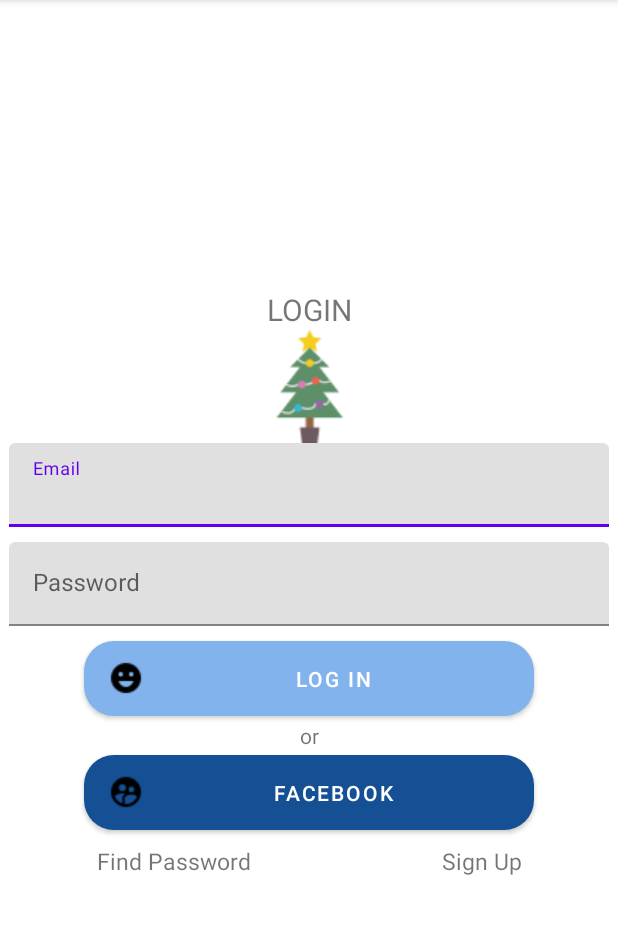
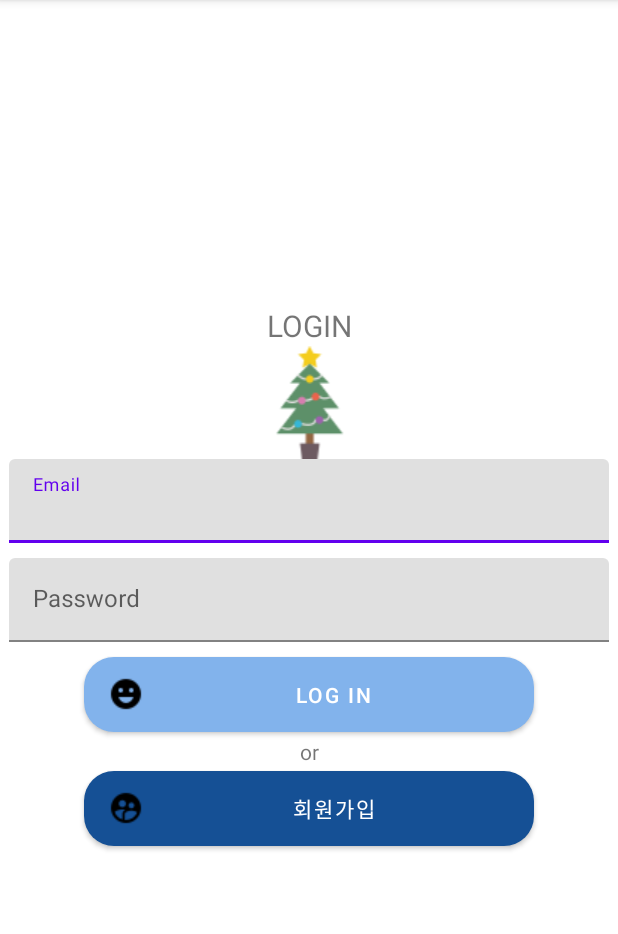
Before and after one commit to hjss705/WeSold, an Android app: the SubActivity screen opened directly, with no data from a screen before it, on a phone screen of 412 x 824 dp, the part 84-1018 px from its top. Run offline under Robolectric (Android 15) with nearby library versions, the phone set to English and light mode, and no system bars.

```diff
--- a/app/src/main/java/com/example/wesold/SubActivity.java
+++ b/app/src/main/java/com/example/wesold/SubActivity.java
@@ -6,11 +6,10 @@ import android.os.Bundle;
 import android.view.View;
 import android.widget.Button;
 
-import androidx.annotation.Nullable;
 import androidx.appcompat.app.AppCompatActivity;
 public class SubActivity extends AppCompatActivity {
     @Override
-    protected void onCreate(@Nullable Bundle savedInstanceState) {
+    protected void onCreate(Bundle savedInstanceState) {
         super.onCreate(savedInstanceState);
         setContentView(R.layout.activity_login2);
 
--- a/app/src/main/res/layout/activity_login2.xml
+++ b/app/src/main/res/layout/activity_login2.xml
@@ -68,33 +68,33 @@
         android:layout_height="50dp"
         android:background="@drawable/btn_blue2"
         android:layout_gravity="center"
-        android:text="Facebook"
+        android:text="회원가입"
         android:drawableLeft="@drawable/icon_person"
         android:layout_marginBottom="10dp"
         app:backgroundTint="@color/Darkblue" />
 
-    <LinearLayout
-        android:layout_width="match_parent"
-        android:layout_height="wrap_content"
-        android:orientation="horizontal"
-        android:layout_gravity="center"
-        android:gravity="center"
-        android:weightSum="1">
-        <!--자식들을 중앙정렬 하고 싶으면 부모에게 속성을 준다.-->
-        <TextView
-            android:layout_width="wrap_content"
-            android:layout_height="wrap_content"
-            android:gravity="center"
-            android:textSize="15sp"
-            android:text="Find Password"
-            android:layout_weight="0.5"/>
-        <TextView
-            android:layout_width="wrap_content"
-            android:layout_height="wrap_content"
-            android:gravity="center"
-            android:textSize="15sp"
-            android:text="Sign Up"
-            android:layout_weight="0.5"/>
+<!--    <LinearLayout-->
+<!--        android:layout_width="match_parent"-->
+<!--        android:layout_height="wrap_content"-->
+<!--        android:orientation="horizontal"-->
+<!--        android:layout_gravity="center"-->
+<!--        android:gravity="center"-->
+<!--        android:weightSum="1">-->
+<!--        &lt;!&ndash;자식들을 중앙정렬 하고 싶으면 부모에게 속성을 준다.&ndash;&gt;-->
+<!--        <TextView-->
+<!--            android:layout_width="wrap_content"-->
+<!--            android:layout_height="wrap_content"-->
+<!--            android:gravity="center"-->
+<!--            android:textSize="15sp"-->
+<!--            android:text="Find Password"-->
+<!--            android:layout_weight="0.5"/>-->
+<!--        <TextView-->
+<!--            android:layout_width="wrap_content"-->
+<!--            android:layout_height="wrap_content"-->
+<!--            android:gravity="center"-->
+<!--            android:textSize="15sp"-->
+<!--            android:text="Sign Up"-->
+<!--            android:layout_weight="0.5"/>-->
 
-    </LinearLayout>
+<!--    </LinearLayout>-->
 </LinearLayout>
--- a/build.gradle
+++ b/build.gradle
@@ -7,6 +7,7 @@ buildscript {
     dependencies {
         classpath "com.android.tools.build:gradle:7.0.1"
         classpath "org.jetbrains.kotlin:kotlin-gradle-plugin:1.5.20"
+        classpath 'com.google.gms:google-services:4.3.10'
 
         // NOTE: Do not place your application dependencies here; they belong
         // in the individual module build.gradle files
```
Also changed, not shown: app/build.gradle (+7 -0 lines), app/src/main/java/com/example/wesold/Sub2Activity.java (+98 -3 lines), app/src/main/res/layout/activity_detailmain.xml (+33 -22 lines), app/src/main/res/layout/activity_login.xml (deleted, +0 -55 lines).
